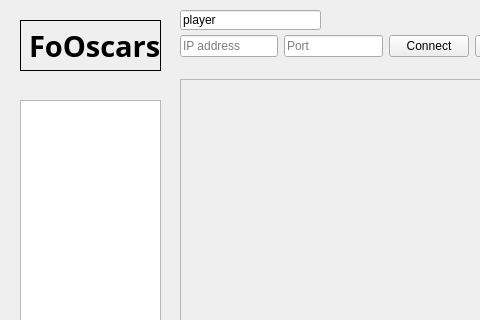
Old version of the form foOscars/mainwindow.ui in the repository J-Sandhu/OscarsCardGame; both pictures show x 0 to 480 and y 0 to 320 of the 970 by 718 pixel window.
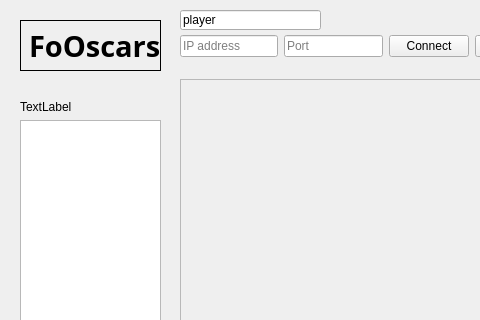
New version of the form.

Commit message: added score box, print error msg onto msg box

The edit to the form file:
```diff
--- a/foOscars/mainwindow.ui
+++ b/foOscars/mainwindow.ui
@@ -219,6 +219,16 @@
      </rect>
     </property>
     <layout class="QVBoxLayout" name="chatLayout">
+     <item>
+      <widget class="QLabel" name="scoreBox">
+       <property name="enabled">
+        <bool>true</bool>
+       </property>
+       <property name="text">
+        <string>TextLabel</string>
+       </property>
+      </widget>
+     </item>
      <item>
       <widget class="QTextEdit" name="receivedMessageText"/>
      </item>
```
Left out of the diff: 4 changed lines with no effect on the pictures. The commit also changes 2 other files.
